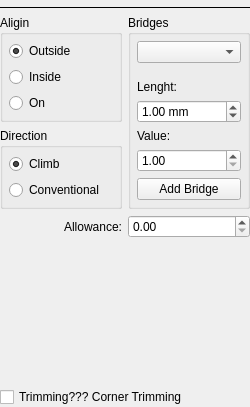
First picture: the form in plugins/gcode/profile/profileform.ui, repository XRay3D/GERBER_X3, before the edit.
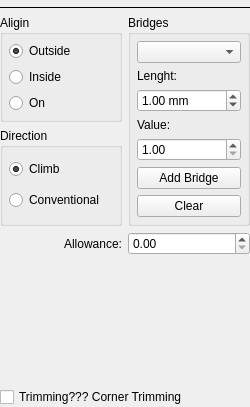
Second picture: the form after the edit. Icons and pictures are not drawn. Custom widgets are drawn as their Qt base class.

The edit to the form file:
```diff
--- a/plugins/gcode/profile/profileform.ui
+++ b/plugins/gcode/profile/profileform.ui
@@ -50,7 +50,7 @@
      <property name="title">
       <string>Bridges</string>
      </property>
-     <layout class="QVBoxLayout" name="verticalLayout" stretch="0,1,0,0,0,0">
+     <layout class="QVBoxLayout" name="verticalLayout" stretch="0,1,0,0,0,0,0">
       <property name="leftMargin">
        <number>6</number>
       </property>
@@ -122,6 +122,13 @@
         </property>
        </widget>
       </item>
+      <item>
+       <widget class="QPushButton" name="pbClearBridges">
+        <property name="text">
+         <string>Clear</string>
+        </property>
+       </widget>
+      </item>
      </layout>
     </widget>
    </item>
```
